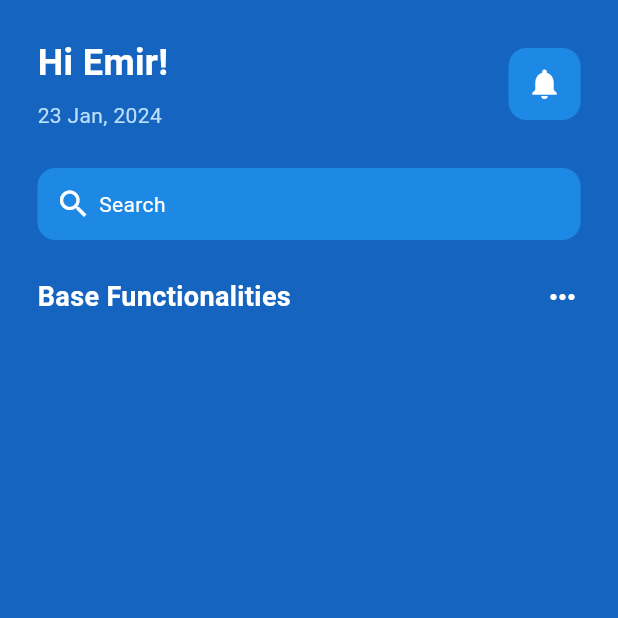
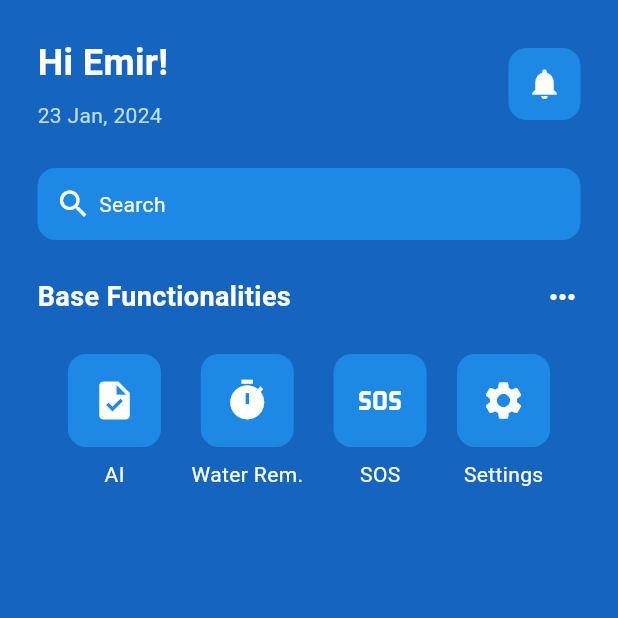
Before and after one commit to Emir2099/EldaFriend, a Flutter app: the screen it shows after launch, on a phone screen of 412 x 824 dp, the top half of it. Run offline on Flutter 3.47's test engine with Material 3 defaults, Android fonts, the light colour scheme and no system bars; our stand-ins replace cloud_firestore, firebase_auth, firebase_core, fl_chart, flutter_local_notifications, geolocator and 7 more; missing offline and left inert: dart:ffi, flutter_alarm_clock, flutter_sms; accounts and stored records are empty.

Commit message:
home page base function icon updated

```diff
--- a/lib/pages/dash.dart
+++ b/lib/pages/dash.dart
@@ -1,4 +1,8 @@
 import 'package:flutter/material.dart';
+import 'package:medtrack/util/icon1.dart';
+import 'package:medtrack/util/icon2.dart';
+import 'package:medtrack/util/icon3.dart';
+import 'package:medtrack/util/icon4.dart';
 
 class DashPage extends StatefulWidget {
   const DashPage({super.key});
@@ -113,13 +117,73 @@ class _DashPageState extends State<DashPage> {
             // ICONS
 
             Row(
+              mainAxisAlignment: MainAxisAlignment.spaceEvenly,
               children: [
+                Column(
+                  children: [
+                    Icon1(),
 
+                    SizedBox(
+                      height: 8,
+                      ),
+                      Text(
+                        'AI',
+                        style: TextStyle(color: Colors.white)
+                        ),
+              ],
+            ),
+
+
+            Column(
+                  children: [
+                    Icon2(),
+
+                    SizedBox(
+                      height: 8,
+                      ),
+                      Text(
+                        'Water Rem.',
+                        style: TextStyle(color: Colors.white)
+                        ),
+              ],
+            ),
+
+
+
+            Column(
+                  children: [
+                    Icon3(),
+
+                    SizedBox(
+                      height: 8,
+                      ),
+                      Text(
+                        'SOS',
+                        style: TextStyle(color: Colors.white)
+                        ),
+              ],
+            ),
+
+
+
+            Column(
+                  children: [
+                    Icon4(),
+
+                    SizedBox(
+                      height: 8,
+                      ),
+                      Text(
+                        'Settings',
+                        style: TextStyle(color: Colors.white)
+                        ),
               ],
             ),
             ],
           ),
+        ],
         ),
+      )
       )
     );
   }
--- /dev/null
+++ b/lib/util/icon1.dart
@@ -0,0 +1,25 @@
+import 'package:flutter/material.dart';
+
+class Icon1 extends StatelessWidget {
+  const Icon1 ({ Key? key}) : super(key: key);
+
+  @override
+  Widget build(BuildContext context) {
+    return Container(
+      decoration: BoxDecoration(
+        color: Colors.blue[600],
+        borderRadius: BorderRadius.circular(12),
+    ),
+    padding: EdgeInsets.all(16),
+    child: Center(
+      child: Icon(
+      Icons.task,
+      color: Colors.white,
+      size: 30,
+
+    )),
+
+    );
+}
+
+}
--- /dev/null
+++ b/lib/util/icon2.dart
@@ -0,0 +1,25 @@
+import 'package:flutter/material.dart';
+
+class Icon2 extends StatelessWidget {
+  const Icon2 ({ Key? key}) : super(key: key);
+
+  @override
+  Widget build(BuildContext context) {
+    return Container(
+      decoration: BoxDecoration(
+        color: Colors.blue[600],
+        borderRadius: BorderRadius.circular(12),
+    ),
+    padding: EdgeInsets.all(16),
+    child: Center(
+      child: Icon(
+      Icons.timer,
+      color: Colors.white,
+      size: 30,
+
+    )),
+
+    );
+}
+
+}
--- /dev/null
+++ b/lib/util/icon3.dart
@@ -0,0 +1,25 @@
+import 'package:flutter/material.dart';
+
+class Icon3 extends StatelessWidget {
+  const Icon3 ({ Key? key}) : super(key: key);
+
+  @override
+  Widget build(BuildContext context) {
+    return Container(
+      decoration: BoxDecoration(
+        color: Colors.blue[600],
+        borderRadius: BorderRadius.circular(12),
+    ),
+    padding: EdgeInsets.all(16),
+    child: Center(
+      child: Icon(
+      Icons.sos,
+      color: Colors.white,
+      size: 30,
+
+    )),
+
+    );
+}
+
+}
--- /dev/null
+++ b/lib/util/icon4.dart
@@ -0,0 +1,25 @@
+import 'package:flutter/material.dart';
+
+class Icon4 extends StatelessWidget {
+  const Icon4 ({ Key? key}) : super(key: key);
+
+  @override
+  Widget build(BuildContext context) {
+    return Container(
+      decoration: BoxDecoration(
+        color: Colors.blue[600],
+        borderRadius: BorderRadius.circular(12),
+    ),
+    padding: EdgeInsets.all(16),
+    child: Center(
+      child: Icon(
+      Icons.settings,
+      color: Colors.white,
+      size: 30,
+
+    )),
+
+    );
+}
+
+}
```
